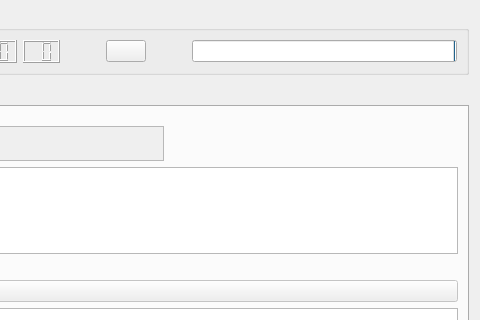
Above: src/watnu/ui/running_task.ui from amogorkon/watnu before the change; both pictures show x 147 to 627 and y 0 to 320 of the 627 by 540 pixel window. Below: the same form after it.
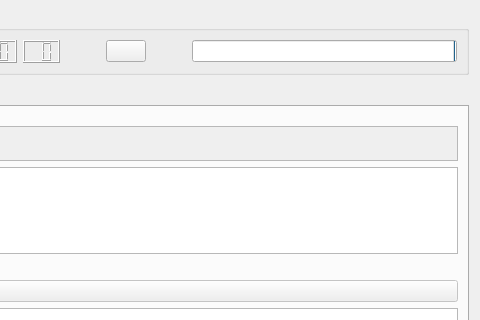
That is the form after the change. Icons and pictures are not drawn.

Commit message: now tasks can be managed while a task is running!

Diff of the .ui file:
```diff
--- a/src/watnu/ui/running_task.ui
+++ b/src/watnu/ui/running_task.ui
@@ -258,30 +258,6 @@
            </layout>
           </widget>
          </item>
-         <item>
-          <widget class="QLabel" name="task_skills">
-           <property name="baseSize">
-            <size>
-             <width>0</width>
-             <height>0</height>
-            </size>
-           </property>
-           <property name="font">
-            <font>
-             <italic>true</italic>
-            </font>
-           </property>
-           <property name="text">
-            <string/>
-           </property>
-           <property name="alignment">
-            <set>Qt::AlignRight|Qt::AlignTrailing|Qt::AlignVCenter</set>
-           </property>
-           <property name="indent">
-            <number>9</number>
-           </property>
-          </widget>
-         </item>
         </layout>
        </item>
        <item>
```
The commit also changes 11 other files.
